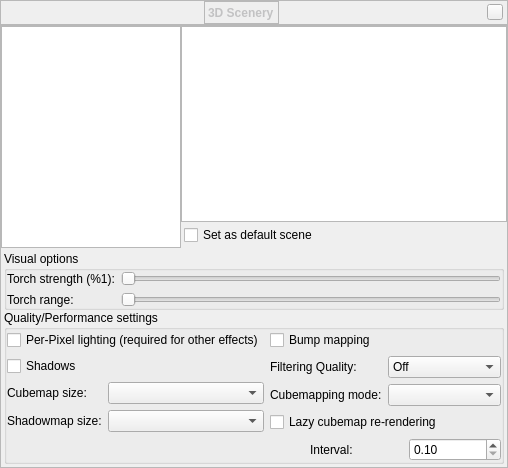
This is plugins/Scenery3d/src/gui/scenery3dDialog.ui in 519984307/stellarium_src as Qt 5 draws it before an edit. The edited form follows.
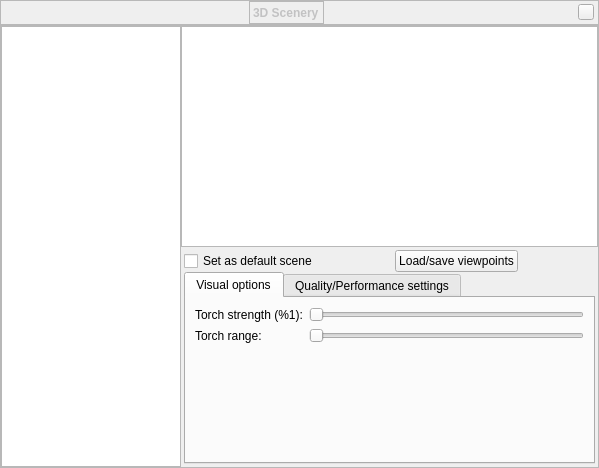
This is the edited form. The open tabs and pages were chosen to show the change. Custom widgets are drawn as their Qt base class.

Commit message: Begin implementing view point saving interface/infrastructure. Not working yet, but some stuff already implemented. Reorder Scenery3d GUI to save some screen space. Fixed a bug that caused shadowmaps to be reinitialized each frame.

```diff
--- a/plugins/Scenery3d/src/gui/scenery3dDialog.ui
+++ b/plugins/Scenery3d/src/gui/scenery3dDialog.ui
@@ -6,7 +6,7 @@
    <rect>
     <x>0</x>
     <y>0</y>
-    <width>508</width>
+    <width>577</width>
     <height>468</height>
    </rect>
   </property>
@@ -328,7 +328,7 @@
             </widget>
            </item>
            <item row="1" column="1">
-            <layout class="QGridLayout" name="gridLayout_4">
+            <layout class="QVBoxLayout" name="verticalLayout">
              <property name="leftMargin">
               <number>3</number>
              </property>
@@ -341,59 +341,63 @@
              <property name="bottomMargin">
               <number>3</number>
              </property>
-             <item row="0" column="0">
+             <item>
+              <layout class="QHBoxLayout" name="horizontalLayout">
+               <item>
               <widget class="QCheckBox" name="checkBoxDefaultScene">
                <property name="text">
                 <string>Set as default scene</string>
                </property>
               </widget>
              </item>
-            </layout>
-           </item>
-          </layout>
-         </item>
-         <item row="3" column="2">
-          <layout class="QVBoxLayout" name="verticalLayout_10">
-           <property name="leftMargin">
-            <number>3</number>
-           </property>
-           <property name="topMargin">
-            <number>3</number>
-           </property>
-           <property name="rightMargin">
-            <number>3</number>
-           </property>
-           <property name="bottomMargin">
-            <number>3</number>
-           </property>
+               <item>
+                <spacer name="horizontalSpacer_4">
+                 <property name="orientation">
+                  <enum>Qt::Horizontal</enum>
+                 </property>
+                 <property name="sizeHint" stdset="0">
+                  <size>
+                   <width>40</width>
+                   <height>20</height>
+                  </size>
+                 </property>
+                </spacer>
+               </item>
+               <item>
+                <widget class="QPushButton" name="pushButtonOpenStoredViewDialog">
+                 <property name="text">
+                  <string>Load/save viewpoints</string>
+                 </property>
+                </widget>
+               </item>
+               <item>
+                <spacer name="horizontalSpacer">
+                 <property name="orientation">
+                  <enum>Qt::Horizontal</enum>
+                 </property>
+                 <property name="sizeHint" stdset="0">
+                  <size>
+                   <width>40</width>
+                   <height>20</height>
+                  </size>
+                 </property>
+                </spacer>
+               </item>
+              </layout>
+             </item>
            <item>
-            <widget class="QGroupBox" name="groupBox_2">
-             <property name="title">
+              <widget class="QTabWidget" name="tabWidget">
+               <property name="currentIndex">
+                <number>1</number>
+               </property>
+               <widget class="QWidget" name="tab">
+                <attribute name="title">
               <string>Visual options</string>
-             </property>
-             <layout class="QFormLayout" name="formLayout_3">
-              <property name="leftMargin">
-               <number>0</number>
-              </property>
-              <property name="topMargin">
-               <number>0</number>
-              </property>
-              <property name="rightMargin">
-               <number>0</number>
-              </property>
-              <property name="bottomMargin">
-               <number>0</number>
-              </property>
-              <item row="0" column="1">
-               <widget class="QSlider" name="sliderTorchStrength">
-                <property name="maximum">
-                 <number>100</number>
-                </property>
-                <property name="orientation">
-                 <enum>Qt::Horizontal</enum>
-                </property>
-               </widget>
-              </item>
+                </attribute>
+                <layout class="QFormLayout" name="formLayout_4">
+                 <property name="fieldGrowthPolicy">
+                  <enum>QFormLayout::AllNonFixedFieldsGrow</enum>
+                 </property>
               <item row="0" column="0">
                <widget class="QLabel" name="labelTorchStrength">
                 <property name="text">
@@ -404,6 +408,16 @@
                 </property>
                </widget>
               </item>
+                 <item row="0" column="1">
+                  <widget class="QSlider" name="sliderTorchStrength">
+                   <property name="maximum">
+                    <number>100</number>
+                   </property>
+                   <property name="orientation">
+                    <enum>Qt::Horizontal</enum>
+                   </property>
+                  </widget>
+                 </item>
               <item row="1" column="0">
                <widget class="QLabel" name="label_4">
                 <property name="text">
@@ -432,27 +446,11 @@
               </item>
              </layout>
             </widget>
-           </item>
-           <item>
-            <widget class="QGroupBox" name="groupBox">
-             <property name="title">
+               <widget class="QWidget" name="tab_2">
+                <attribute name="title">
               <string>Quality/Performance settings</string>
-             </property>
-             <layout class="QGridLayout" name="gridLayout">
-              <property name="leftMargin">
-               <number>0</number>
-              </property>
-              <property name="topMargin">
-               <number>0</number>
-              </property>
-              <property name="rightMargin">
-               <number>0</number>
-              </property>
-              <property name="bottomMargin">
-               <number>0</number>
-              </property>
-              <item row="6" column="0" colspan="2">
-               <layout class="QHBoxLayout" name="horizontalLayout">
+                </attribute>
+                <layout class="QHBoxLayout" name="horizontalLayout_2">
                 <item>
                  <layout class="QFormLayout" name="formLayout">
                   <property name="fieldGrowthPolicy">
@@ -461,7 +459,7 @@
                   <item row="0" column="0" colspan="2">
                    <widget class="QCheckBox" name="checkBoxEnablePixelLight">
                     <property name="text">
-                     <string>Per-Pixel lighting (required for other effects)</string>
+                      <string>Per-Pixel lighting</string>
                     </property>
                    </widget>
                   </item>
@@ -616,9 +614,10 @@
                  </layout>
                 </item>
                </layout>
-              </item>
-             </layout>
-            </widget>
+               </widget>
+              </widget>
+             </item>
+            </layout>
            </item>
           </layout>
          </item>
```
Left out of the diff: 3 changed lines with no effect on the pictures. Lines whose indentation alone changed are shown as unchanged. The commit also changes 12 other files.
